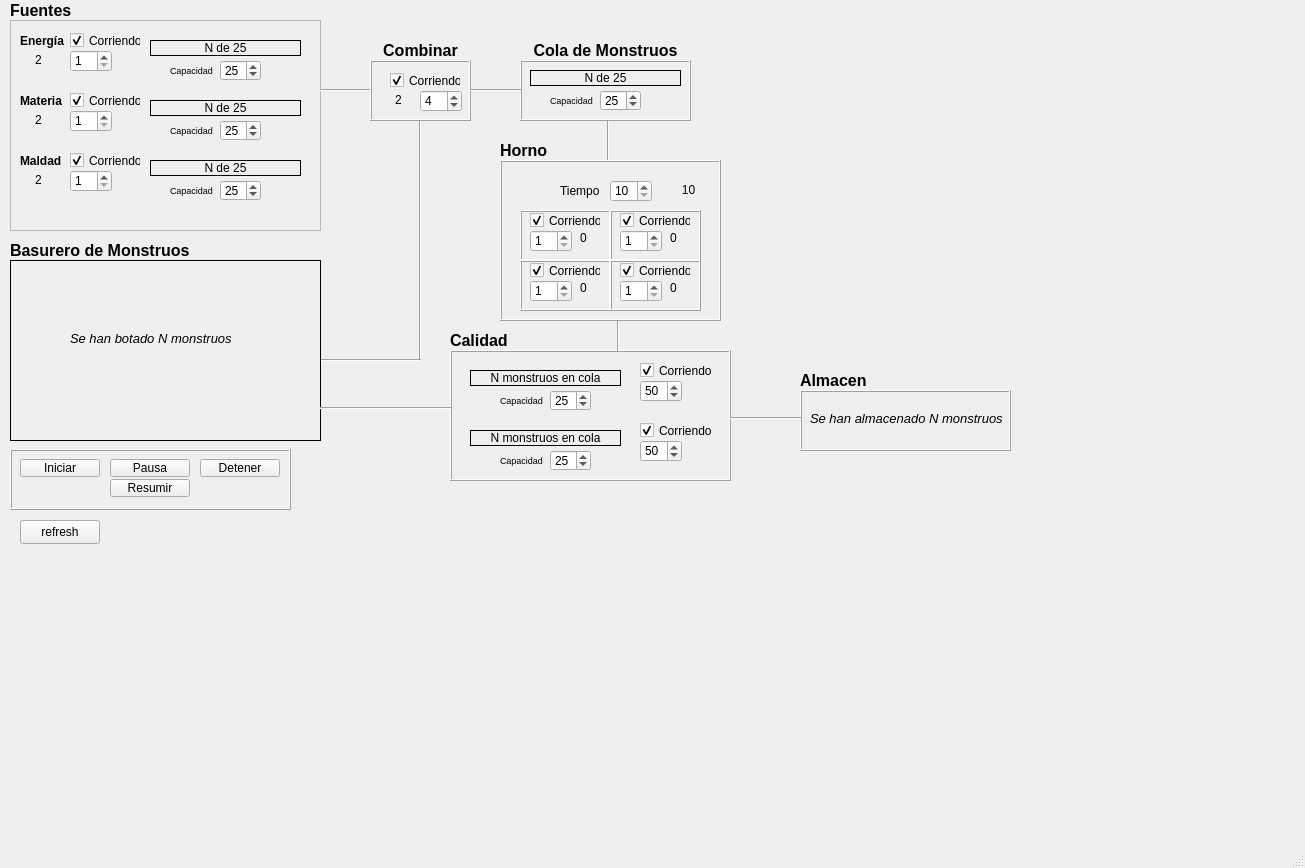
Above: EstructurasDeDatos(cpp)/MonsterFactoryProject2024130345/mainwindow.ui from Ale083/ProyectosTEC before the change. Below: the same form after it.
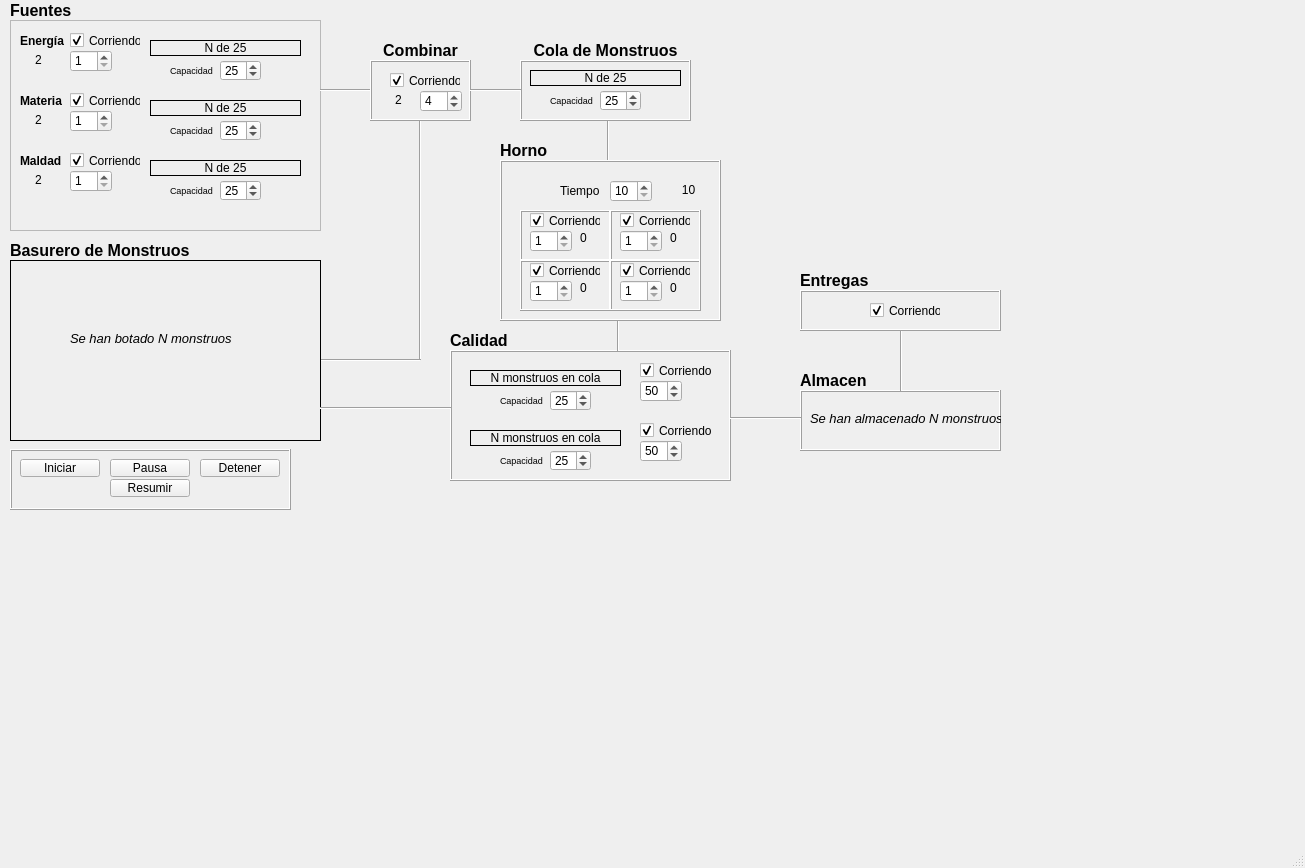
That is the form after the change.

What changed in the file:
```diff
--- a/EstructurasDeDatos(cpp)/MonsterFactoryProject2024130345/mainwindow.ui
+++ b/EstructurasDeDatos(cpp)/MonsterFactoryProject2024130345/mainwindow.ui
@@ -1232,19 +1232,6 @@
      </property>
     </widget>
    </widget>
-   <widget class="QPushButton" name="btnRefresh">
-    <property name="geometry">
-     <rect>
-      <x>20</x>
-      <y>520</y>
-      <width>80</width>
-      <height>24</height>
-     </rect>
-    </property>
-    <property name="text">
-     <string>refresh</string>
-    </property>
-   </widget>
    <widget class="QFrame" name="frmCalidad">
     <property name="geometry">
      <rect>
@@ -1532,7 +1519,7 @@
      <rect>
       <x>800</x>
       <y>390</y>
-      <width>211</width>
+      <width>201</width>
       <height>61</height>
      </rect>
     </property>
@@ -1547,7 +1534,7 @@
       <rect>
        <x>10</x>
        <y>20</y>
-       <width>201</width>
+       <width>191</width>
        <height>16</height>
       </rect>
      </property>
@@ -1600,6 +1587,73 @@
      <enum>Qt::Orientation::Horizontal</enum>
     </property>
    </widget>
+   <widget class="Line" name="line_9">
+    <property name="geometry">
+     <rect>
+      <x>900</x>
+      <y>330</y>
+      <width>3</width>
+      <height>61</height>
+     </rect>
+    </property>
+    <property name="orientation">
+     <enum>Qt::Orientation::Vertical</enum>
+    </property>
+   </widget>
+   <widget class="QFrame" name="frmAlmacen_2">
+    <property name="geometry">
+     <rect>
+      <x>800</x>
+      <y>290</y>
+      <width>201</width>
+      <height>41</height>
+     </rect>
+    </property>
+    <property name="frameShape">
+     <enum>QFrame::Shape::Box</enum>
+    </property>
+    <property name="frameShadow">
+     <enum>QFrame::Shadow::Raised</enum>
+    </property>
+    <widget class="QCheckBox" name="checkBoxEntregas">
+     <property name="geometry">
+      <rect>
+       <x>70</x>
+       <y>10</y>
+       <width>71</width>
+       <height>21</height>
+      </rect>
+     </property>
+     <property name="text">
+      <string>Corriendo</string>
+     </property>
+     <property name="checked">
+      <bool>true</bool>
+     </property>
+    </widget>
+   </widget>
+   <widget class="QLabel" name="lblEntregas">
+    <property name="geometry">
+     <rect>
+      <x>800</x>
+      <y>270</y>
+      <width>171</width>
+      <height>21</height>
+     </rect>
+    </property>
+    <property name="font">
+     <font>
+      <pointsize>12</pointsize>
+      <bold>true</bold>
+     </font>
+    </property>
+    <property name="text">
+     <string>Entregas</string>
+    </property>
+    <property name="alignment">
+     <set>Qt::AlignmentFlag::AlignLeading|Qt::AlignmentFlag::AlignLeft|Qt::AlignmentFlag::AlignVCenter</set>
+    </property>
+   </widget>
   </widget>
   <widget class="QMenuBar" name="menubar">
    <property name="geometry">
```
Left out of the diff: 2 changed lines with no effect on the pictures.
